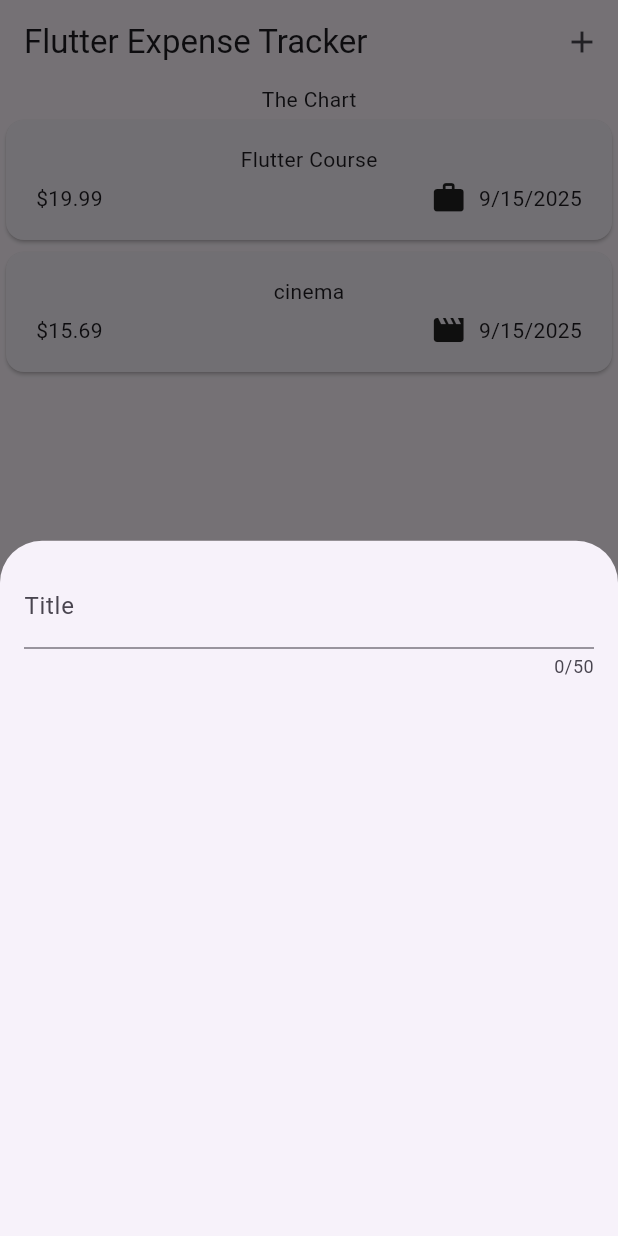
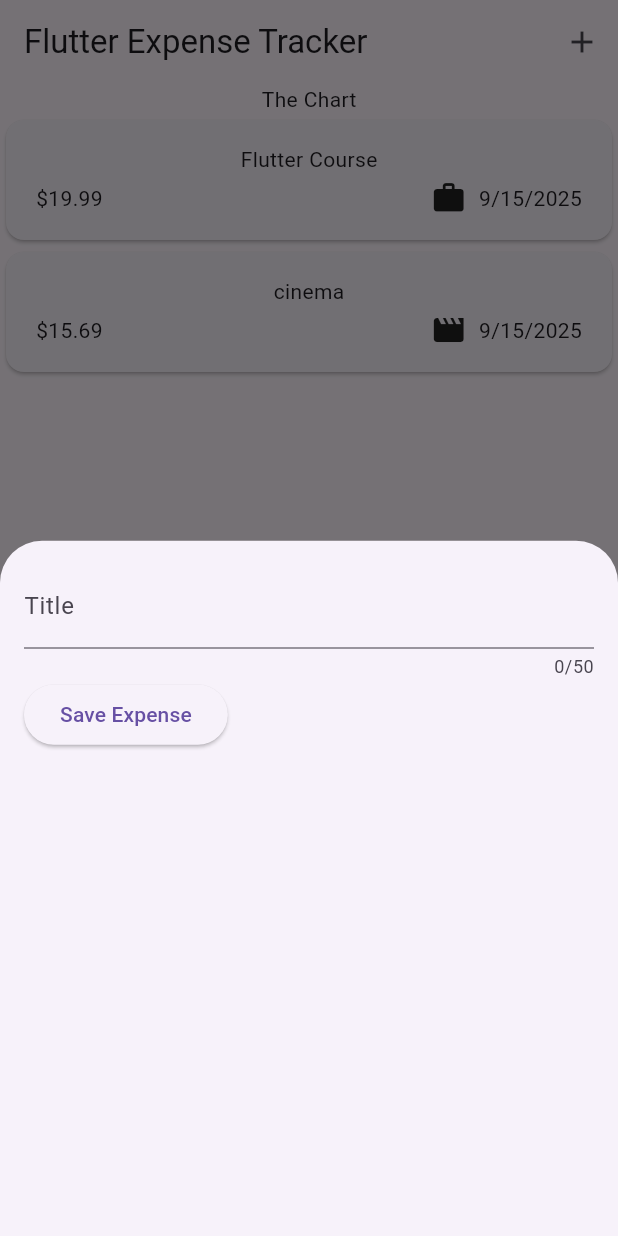
Before and after one commit to YigitErzen/flutter_course_expense_tracker_app, a Flutter app: the screen it shows after launch, after a tap on the "add" icon, on a phone screen of 412 x 824 dp. Run offline on Flutter 3.47's test engine with Material 3 defaults, Android fonts, the phone set to English and light mode, and no system bars.

Commit message:
Refactor NewExpense widget to improve title input handling

```diff
--- a/lib/widgets/new_expense.dart
+++ b/lib/widgets/new_expense.dart
@@ -10,6 +10,12 @@ class NewExpense extends StatefulWidget {
 }
 
 class _NewExpenseState extends State<NewExpense> {
+ var enteredTitle = '';
+
+ void SaveTitleInput(String inputValue) {
+   enteredTitle = inputValue;
+ }
+
   @override
   Widget build(BuildContext context) {
     return Padding(
@@ -17,9 +23,18 @@ class _NewExpenseState extends State<NewExpense> {
       child: Column(
         children: [
           TextField(
+            onChanged: SaveTitleInput,
             maxLength: 50,
             decoration: InputDecoration(labelText: 'Title'),
           ),
+          Row(children: [
+            ElevatedButton(
+              onPressed: () {
+                print(enteredTitle);
+              },
+              child: const Text('Save Expense'),
+            )
+          ],)
         ],
       ),
     );
```
